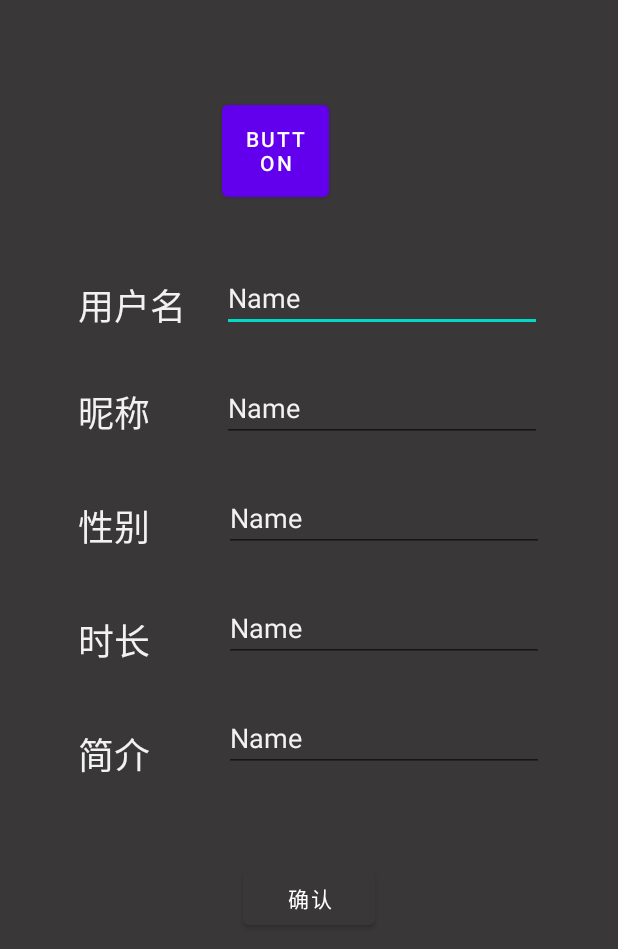
After one commit to GY-code/Escape-Master, an Android app: the layout activity_edit.xml on its own in the app's theme, with its tools: preview values and no code run, on a phone screen of 412 x 824 dp. The commit adds this screen. Shown: the top 949 px of the screen. Run offline under Robolectric (Android 15) with nearby library versions, the phone set to English and light mode, and no system bars.

```diff
--- /dev/null
+++ b/Applicationtest001/app/src/main/res/layout/activity_edit.xml
@@ -0,0 +1,179 @@
+<?xml version="1.0" encoding="utf-8"?>
+<androidx.constraintlayout.widget.ConstraintLayout xmlns:android="http://schemas.android.com/apk/res/android"
+    xmlns:app="http://schemas.android.com/apk/res-auto"
+    xmlns:tools="http://schemas.android.com/tools"
+    android:layout_width="match_parent"
+    android:layout_height="match_parent"
+    tools:context=".EditActivity">
+
+    <androidx.constraintlayout.widget.ConstraintLayout
+        android:layout_width="match_parent"
+        android:layout_height="match_parent"
+        android:background="#393737"
+        android:gravity="center"
+        tools:layout_editor_absoluteX="0dp"
+        tools:layout_editor_absoluteY="-149dp">
+
+        <EditText
+            android:id="@+id/editTextTextPersonName4"
+            android:layout_width="wrap_content"
+            android:layout_height="wrap_content"
+            android:layout_marginStart="24dp"
+            android:layout_marginLeft="24dp"
+            android:layout_marginTop="176dp"
+            android:ems="10"
+            android:inputType="textPersonName"
+            android:text="Name"
+            android:textColor="#F2F2F2"
+            app:layout_constraintStart_toEndOf="@+id/textView11"
+            app:layout_constraintTop_toTopOf="parent" />
+
+        <EditText
+            android:id="@+id/editTextTextPersonName9"
+            android:layout_width="wrap_content"
+            android:layout_height="wrap_content"
+            android:layout_marginStart="49dp"
+            android:layout_marginLeft="49dp"
+            android:layout_marginTop="28dp"
+            android:ems="10"
+            android:inputType="textPersonName"
+            android:text="Name"
+            android:textColor="#F2F2F2"
+            app:layout_constraintStart_toEndOf="@+id/textView21"
+            app:layout_constraintTop_toBottomOf="@+id/editTextTextPersonName8" />
+
+        <EditText
+            android:id="@+id/editTextTextPersonName8"
+            android:layout_width="wrap_content"
+            android:layout_height="wrap_content"
+            android:layout_marginStart="49dp"
+            android:layout_marginLeft="49dp"
+            android:layout_marginTop="28dp"
+            android:ems="10"
+            android:inputType="textPersonName"
+            android:text="Name"
+            android:textColor="#F2F2F2"
+            app:layout_constraintStart_toEndOf="@+id/textView19"
+            app:layout_constraintTop_toBottomOf="@+id/editTextTextPersonName3" />
+
+        <EditText
+            android:id="@+id/editTextTextPersonName5"
+            android:layout_width="wrap_content"
+            android:layout_height="wrap_content"
+            android:layout_marginStart="48dp"
+            android:layout_marginLeft="48dp"
+            android:layout_marginTop="28dp"
+            android:ems="10"
+            android:inputType="textPersonName"
+            android:text="Name"
+            android:textColor="#F2F2F2"
+            app:layout_constraintStart_toEndOf="@+id/textView13"
+            app:layout_constraintTop_toBottomOf="@+id/editTextTextPersonName4" />
+
+        <TextView
+            android:id="@+id/textView11"
+            android:layout_width="72dp"
+            android:layout_height="31dp"
+            android:layout_marginStart="52dp"
+            android:layout_marginLeft="52dp"
+            android:layout_marginTop="185dp"
+            android:text="用户名"
+            android:textColor="#F2F2F2"
+            android:textSize="24sp"
+            app:layout_constraintStart_toStartOf="parent"
+            app:layout_constraintTop_toTopOf="parent" />
+
+        <TextView
+            android:id="@+id/textView13"
+            android:layout_width="wrap_content"
+            android:layout_height="wrap_content"
+            android:layout_marginStart="52dp"
+            android:layout_marginLeft="52dp"
+            android:layout_marginTop="40dp"
+            android:text="昵称"
+            android:textColor="#F2F2F2"
+            android:textSize="24sp"
+            app:layout_constraintStart_toStartOf="parent"
+            app:layout_constraintTop_toBottomOf="@+id/textView11" />
+
+        <TextView
+            android:id="@+id/textView15"
+            android:layout_width="wrap_content"
+            android:layout_height="wrap_content"
+            android:layout_marginStart="52dp"
+            android:layout_marginLeft="52dp"
+            android:layout_marginTop="40dp"
+            android:text="性别"
+            android:textColor="#F2F2F2"
+            android:textSize="24sp"
+            app:layout_constraintStart_toStartOf="parent"
+            app:layout_constraintTop_toBottomOf="@+id/textView13" />
+
+        <TextView
+            android:id="@+id/textView19"
+            android:layout_width="wrap_content"
+            android:layout_height="wrap_content"
+            android:layout_marginStart="52dp"
+            android:layout_marginLeft="52dp"
+            android:layout_marginTop="40dp"
+            android:text="时长"
+            android:textColor="#F2F2F2"
+            android:textSize="24sp"
+            app:layout_constraintStart_toStartOf="parent"
+            app:layout_constraintTop_toBottomOf="@+id/textView15" />
+
+        <TextView
+            android:id="@+id/textView21"
+            android:layout_width="wrap_content"
+            android:layout_height="wrap_content"
+            android:layout_marginStart="52dp"
+            android:layout_marginLeft="52dp"
+            android:layout_marginTop="40dp"
+            android:text="简介"
+            android:textColor="#F2F2F2"
+            android:textSize="24sp"
+            app:layout_constraintStart_toStartOf="parent"
+            app:layout_constraintTop_toBottomOf="@+id/textView19" />
+
+        <EditText
+            android:id="@+id/editTextTextPersonName3"
+            android:layout_width="wrap_content"
+            android:layout_height="wrap_content"
+            android:layout_marginStart="49dp"
+            android:layout_marginLeft="49dp"
+            android:layout_marginTop="28dp"
+            android:ems="10"
+            android:inputType="textPersonName"
+            android:text="Name"
+            android:textColor="#F2F2F2"
+            app:layout_constraintStart_toEndOf="@+id/textView15"
+            app:layout_constraintTop_toBottomOf="@+id/editTextTextPersonName5" />
+
+        <Button
+            android:id="@+id/button17"
+            android:layout_width="wrap_content"
+            android:layout_height="wrap_content"
+            android:layout_marginStart="159dp"
+            android:layout_marginLeft="159dp"
+            android:layout_marginTop="60dp"
+            android:layout_marginEnd="159dp"
+            android:layout_marginRight="159dp"
+            android:text="确认"
+            app:backgroundTint="#393737"
+            app:layout_constraintEnd_toEndOf="parent"
+            app:layout_constraintStart_toStartOf="parent"
+            app:layout_constraintTop_toBottomOf="@+id/editTextTextPersonName9" />
+
+    </androidx.constraintlayout.widget.ConstraintLayout>
+
+    <Button
+        android:id="@+id/button16"
+        android:layout_width="71dp"
+        android:layout_height="73dp"
+        android:layout_marginStart="148dp"
+        android:layout_marginLeft="148dp"
+        android:layout_marginTop="64dp"
+        android:text="Button"
+        app:layout_constraintStart_toStartOf="parent"
+        app:layout_constraintTop_toTopOf="parent" />
+</androidx.constraintlayout.widget.ConstraintLayout>
--- a/Applicationtest001/app/src/main/res/values/colors.xml
+++ b/Applicationtest001/app/src/main/res/values/colors.xml
@@ -7,4 +7,5 @@
     <color name="teal_700">#FF018786</color>
     <color name="black">#FF000000</color>
     <color name="white">#FFFFFFFF</color>
+    <color name="search_view">#E3E0E0</color>
 </resources>
```
Also changed, not shown: Applicationtest001/app/src/main/AndroidManifest.xml (+7 -4 lines), Applicationtest001/app/src/main/java/com/example/applicationtest001/FragmentPerson.java (+12 -0 lines), Applicationtest001/app/src/main/java/com/example/applicationtest001/FragmentRoom.java (+23 -21 lines), Applicationtest001/app/src/main/res/layout/activity_main.xml (+39 -0 lines), Applicationtest001/app/src/main/res/layout/fragment_person.xml (+9 -0 lines), Applicationtest001/app/src/main/res/layout/fragment_room.xml (+22 -11 lines), Applicationtest001/app/src/main/res/layout/room_item.xml (added, +55 -0 lines), Applicationtest001/app/src/main/res/drawable/qq.png (added), Applicationtest001/app/src/main/res/drawable/weibo.png (added), Applicationtest001/app/src/main/res/drawable/weixin.png (added).
